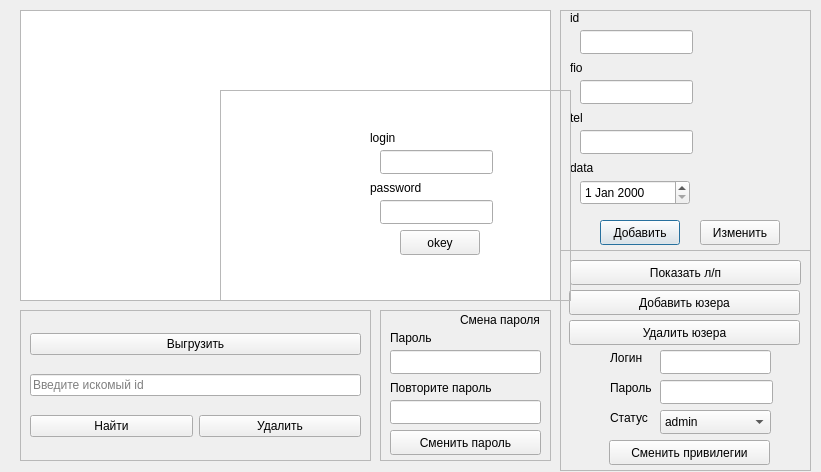
Above: menu.ui from prostocema/qt before the change. Below: the same form after it.
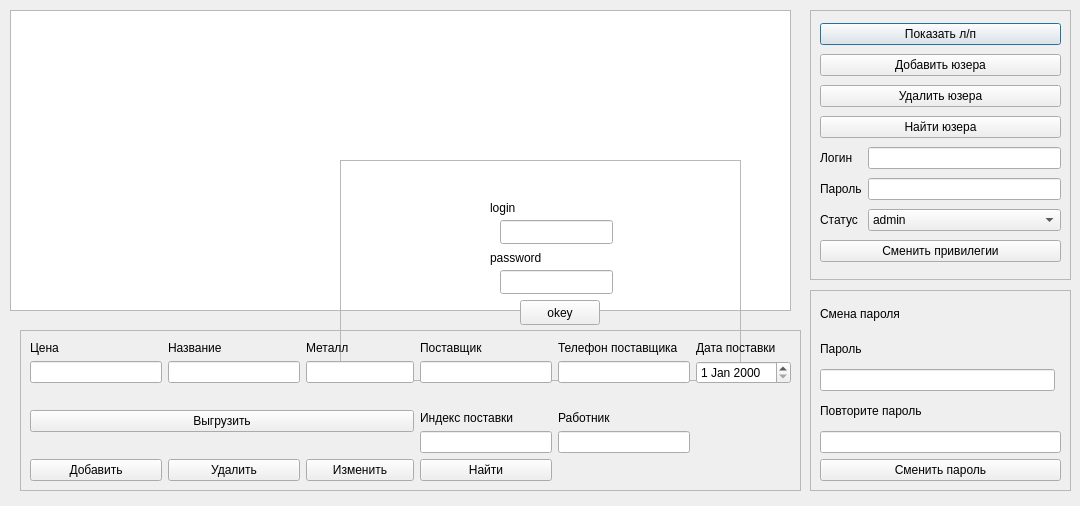
That is the form after the change.

The edit to the form file:
```diff
--- a/menu.ui
+++ b/menu.ui
@@ -6,8 +6,8 @@
    <rect>
     <x>0</x>
     <y>0</y>
-    <width>821</width>
-    <height>472</height>
+    <width>1080</width>
+    <height>506</height>
    </rect>
   </property>
   <property name="windowTitle">
@@ -16,20 +16,20 @@
   <widget class="QTableView" name="tableView">
    <property name="geometry">
     <rect>
-     <x>20</x>
+     <x>10</x>
      <y>10</y>
-     <width>531</width>
-     <height>291</height>
+     <width>781</width>
+     <height>301</height>
     </rect>
    </property>
   </widget>
   <widget class="QFrame" name="frame">
    <property name="geometry">
     <rect>
-     <x>560</x>
+     <x>810</x>
      <y>10</y>
-     <width>251</width>
-     <height>241</height>
+     <width>261</width>
+     <height>270</height>
     </rect>
    </property>
    <property name="frameShape">
@@ -38,336 +38,97 @@
    <property name="frameShadow">
     <enum>QFrame::Raised</enum>
    </property>
-   <widget class="QLabel" name="label">
-    <property name="geometry">
-     <rect>
-      <x>10</x>
-      <y>50</y>
-      <width>55</width>
-      <height>16</height>
-     </rect>
-    </property>
-    <property name="text">
-     <string>fio</string>
-    </property>
-   </widget>
-   <widget class="QLabel" name="label_2">
-    <property name="geometry">
-     <rect>
-      <x>10</x>
-      <y>100</y>
-      <width>55</width>
-      <height>16</height>
-     </rect>
-    </property>
-    <property name="text">
-     <string>tel</string>
-    </property>
-   </widget>
-   <widget class="QLabel" name="label_3">
-    <property name="geometry">
-     <rect>
-      <x>10</x>
-      <y>150</y>
-      <width>55</width>
-      <height>16</height>
-     </rect>
-    </property>
-    <property name="text">
-     <string>data</string>
-    </property>
-   </widget>
-   <widget class="QLineEdit" name="line_fio">
-    <property name="geometry">
-     <rect>
-      <x>20</x>
-      <y>70</y>
-      <width>113</width>
-      <height>24</height>
-     </rect>
-    </property>
-   </widget>
-   <widget class="QLineEdit" name="line_tel">
-    <property name="geometry">
-     <rect>
-      <x>20</x>
-      <y>120</y>
-      <width>113</width>
-      <height>24</height>
-     </rect>
-    </property>
-   </widget>
-   <widget class="QPushButton" name="add">
-    <property name="geometry">
-     <rect>
-      <x>40</x>
-      <y>210</y>
-      <width>80</width>
-      <height>25</height>
-     </rect>
-    </property>
-    <property name="text">
-     <string>Добавить</string>
-    </property>
-   </widget>
-   <widget class="QPushButton" name="pushButton_3">
-    <property name="geometry">
-     <rect>
-      <x>140</x>
-      <y>210</y>
-      <width>80</width>
-      <height>25</height>
-     </rect>
-    </property>
-    <property name="text">
-     <string>Изменить</string>
-    </property>
-   </widget>
-   <widget class="QLabel" name="label_4">
-    <property name="geometry">
-     <rect>
-      <x>10</x>
-      <y>0</y>
-      <width>55</width>
-      <height>16</height>
-     </rect>
-    </property>
-    <property name="text">
-     <string>id</string>
-    </property>
-   </widget>
-   <widget class="QLineEdit" name="line_id">
-    <property name="geometry">
-     <rect>
-      <x>20</x>
-      <y>20</y>
-      <width>113</width>
-      <height>24</height>
-     </rect>
-    </property>
-   </widget>
-   <widget class="QDateEdit" name="dateEdit">
-    <property name="geometry">
-     <rect>
-      <x>20</x>
-      <y>170</y>
-      <width>110</width>
-      <height>25</height>
-     </rect>
-    </property>
-   </widget>
-  </widget>
-  <widget class="QFrame" name="frame_2">
-   <property name="geometry">
-    <rect>
-     <x>20</x>
-     <y>310</y>
-     <width>351</width>
-     <height>151</height>
-    </rect>
-   </property>
-   <property name="frameShape">
-    <enum>QFrame::StyledPanel</enum>
-   </property>
-   <property name="frameShadow">
-    <enum>QFrame::Raised</enum>
-   </property>
-   <layout class="QGridLayout" name="gridLayout">
+   <layout class="QGridLayout" name="gridLayout_3">
     <item row="0" column="0" colspan="2">
-     <widget class="QPushButton" name="pushButton">
+     <widget class="QPushButton" name="pokazlp">
       <property name="text">
-       <string>Выгрузить</string>
+       <string>Показать л/п</string>
       </property>
      </widget>
     </item>
     <item row="1" column="0" colspan="2">
-     <widget class="QLineEdit" name="line_find">
-      <property name="accessibleDescription">
-       <string/>
+     <widget class="QPushButton" name="addus">
+      <property name="text">
+       <string>Добавить юзера</string>
       </property>
+     </widget>
+    </item>
+    <item row="2" column="0" colspan="2">
+     <widget class="QPushButton" name="deletelp">
       <property name="text">
-       <string/>
+       <string>Удалить юзера</string>
       </property>
-      <property name="placeholderText">
-       <string>Введите искомый id</string>
+     </widget>
+    </item>
+    <item row="3" column="0" colspan="2">
+     <widget class="QPushButton" name="findlp">
+      <property name="text">
+       <string>Найти юзера</string>
       </property>
      </widget>
     </item>
-    <item row="2" column="0">
-     <widget class="QPushButton" name="find">
+    <item row="4" column="0">
+     <widget class="QLabel" name="label_5">
       <property name="text">
-       <string>Найти</string>
+       <string>Логин</string>
       </property>
      </widget>
     </item>
-    <item row="2" column="1">
-     <widget class="QPushButton" name="delete_2">
+    <item row="4" column="1">
+     <widget class="QLineEdit" name="logEdit"/>
+    </item>
+    <item row="5" column="0">
+     <widget class="QLabel" name="label_6">
       <property name="text">
-       <string>Удалить</string>
+       <string>Пароль</string>
+      </property>
+     </widget>
+    </item>
+    <item row="5" column="1">
+     <widget class="QLineEdit" name="passEdit"/>
+    </item>
+    <item row="6" column="0">
+     <widget class="QLabel" name="label_7">
+      <property name="text">
+       <string>Статус</string>
+      </property>
+     </widget>
+    </item>
+    <item row="6" column="1">
+     <widget class="QComboBox" name="list">
+      <item>
+       <property name="text">
+        <string>admin</string>
+       </property>
+      </item>
+      <item>
+       <property name="text">
+        <string>manag</string>
+       </property>
+      </item>
+      <item>
+       <property name="text">
+        <string>user</string>
+       </property>
+      </item>
+     </widget>
+    </item>
+    <item row="7" column="0" colspan="2">
+     <widget class="QPushButton" name="changqau">
+      <property name="text">
+       <string>Сменить привилегии</string>
       </property>
      </widget>
     </item>
    </layout>
   </widget>
-  <widget class="QFrame" name="frame_3">
-   <property name="geometry">
-    <rect>
-     <x>560</x>
-     <y>250</y>
-     <width>251</width>
-     <height>221</height>
-    </rect>
-   </property>
-   <property name="frameShape">
-    <enum>QFrame::StyledPanel</enum>
-   </property>
-   <property name="frameShadow">
-    <enum>QFrame::Raised</enum>
-   </property>
-   <widget class="QPushButton" name="pokazlp">
-    <property name="geometry">
-     <rect>
-      <x>10</x>
-      <y>10</y>
-      <width>231</width>
-      <height>25</height>
-     </rect>
-    </property>
-    <property name="text">
-     <string>Показать л/п</string>
-    </property>
-   </widget>
-   <widget class="QPushButton" name="addus">
-    <property name="geometry">
-     <rect>
-      <x>9</x>
-      <y>40</y>
-      <width>231</width>
-      <height>25</height>
-     </rect>
-    </property>
-    <property name="text">
-     <string>Добавить юзера</string>
-    </property>
-   </widget>
-   <widget class="QLineEdit" name="logEdit">
-    <property name="geometry">
-     <rect>
-      <x>100</x>
-      <y>100</y>
-      <width>111</width>
-      <height>24</height>
-     </rect>
-    </property>
-   </widget>
-   <widget class="QLineEdit" name="passEdit">
-    <property name="geometry">
-     <rect>
-      <x>100</x>
-      <y>130</y>
-      <width>113</width>
-      <height>24</height>
-     </rect>
-    </property>
-   </widget>
-   <widget class="QLabel" name="label_5">
-    <property name="geometry">
-     <rect>
-      <x>50</x>
-      <y>100</y>
-      <width>55</width>
-      <height>16</height>
-     </rect>
-    </property>
-    <property name="text">
-     <string>Логин</string>
-    </property>
-   </widget>
-   <widget class="QLabel" name="label_6">
-    <property name="geometry">
-     <rect>
-      <x>50</x>
-      <y>130</y>
-      <width>55</width>
-      <height>16</height>
-     </rect>
-    </property>
-    <property name="text">
-     <string>Пароль</string>
-    </property>
-   </widget>
-   <widget class="QLabel" name="label_7">
-    <property name="geometry">
-     <rect>
-      <x>50</x>
-      <y>160</y>
-      <width>55</width>
-      <height>16</height>
-     </rect>
-    </property>
-    <property name="text">
-     <string>Статус</string>
-    </property>
-   </widget>
-   <widget class="QPushButton" name="deletelp">
-    <property name="geometry">
-     <rect>
-      <x>9</x>
-      <y>70</y>
-      <width>231</width>
-      <height>25</height>
-     </rect>
-    </property>
-    <property name="text">
-     <string>Удалить юзера</string>
-    </property>
-   </widget>
-   <widget class="QPushButton" name="changqau">
-    <property name="geometry">
-     <rect>
-      <x>49</x>
-      <y>190</y>
-      <width>161</width>
-      <height>25</height>
-     </rect>
-    </property>
-    <property name="text">
-     <string>Сменить привилегии</string>
-    </property>
-   </widget>
-   <widget class="QComboBox" name="list">
-    <property name="geometry">
-     <rect>
-      <x>100</x>
-      <y>160</y>
-      <width>111</width>
-      <height>24</height>
-     </rect>
-    </property>
-    <item>
-     <property name="text">
-      <string>admin</string>
-     </property>
-    </item>
-    <item>
-     <property name="text">
-      <string>manag</string>
-     </property>
-    </item>
-    <item>
-     <property name="text">
-      <string>user</string>
-     </property>
-    </item>
-   </widget>
-  </widget>
   <widget class="QFrame" name="frame_4">
    <property name="geometry">
     <rect>
-     <x>380</x>
-     <y>310</y>
-     <width>171</width>
-     <height>151</height>
+     <x>810</x>
+     <y>290</y>
+     <width>261</width>
+     <height>201</height>
     </rect>
    </property>
    <property name="frameShape">
@@ -376,86 +137,53 @@
    <property name="frameShadow">
     <enum>QFrame::Raised</enum>
    </property>
-   <widget class="QPushButton" name="changepass">
-    <property name="geometry">
-     <rect>
-      <x>10</x>
-      <y>120</y>
-      <width>151</width>
-      <height>25</height>
-     </rect>
-    </property>
-    <property name="text">
-     <string>Сменить пароль</string>
-    </property>
-   </widget>
-   <widget class="QLineEdit" name="passforchan">
-    <property name="geometry">
-     <rect>
-      <x>10</x>
-      <y>40</y>
-      <width>151</width>
-      <height>24</height>
-     </rect>
-    </property>
-   </widget>
-   <widget class="QLineEdit" name="repeatpass">
-    <property name="geometry">
-     <rect>
-      <x>10</x>
-      <y>90</y>
-      <width>151</width>
-      <height>24</height>
-     </rect>
-    </property>
-   </widget>
-   <widget class="QLabel" name="label_10">
-    <property name="geometry">
-     <rect>
-      <x>10</x>
-      <y>20</y>
-      <width>55</width>
-      <height>16</height>
-     </rect>
-    </property>
-    <property name="text">
-     <string>Пароль</string>
-    </property>
-   </widget>
-   <widget class="QLabel" name="label_11">
-    <property name="geometry">
-     <rect>
-      <x>10</x>
-      <y>70</y>
-      <width>111</width>
-      <height>16</height>
-     </rect>
-    </property>
-    <property name="text">
-     <string>Повторите пароль</string>
-    </property>
-   </widget>
-   <widget class="QLabel" name="label_12">
-    <property name="geometry">
-     <rect>
-      <x>80</x>
-      <y>0</y>
-      <width>91</width>
-      <height>20</height>
-     </rect>
-    </property>
-    <property name="text">
-     <string>Смена пароля</string>
-    </property>
-   </widget>
+   <layout class="QGridLayout" name="gridLayout_2">
+    <item row="5" column="0">
+     <widget class="QLineEdit" name="passforchan"/>
+    </item>
+    <item row="6" column="0" colspan="2">
+     <widget class="QLabel" name="label_11">
+      <property name="text">
+       <string>Повторите пароль</string>
+      </property>
+     </widget>
+    </item>
+    <item row="0" column="0">
+     <widget class="QLabel" name="label_12">
+      <property name="layoutDirection">
+       <enum>Qt::LeftToRight</enum>
+      </property>
+      <property name="text">
+       <string>Смена пароля</string>
+      </property>
+     </widget>
+    </item>
+    <item row="7" column="0" colspan="2">
+     <widget class="QLineEdit" name="repeatpass"/>
+    </item>
+    <item row="3" column="0">
+     <widget class="QLabel" name="label_10">
+      <property name="text">
+       <string>Пароль</string>
+      </property>
+     </widget>
+    </item>
+    <item row="8" column="0" colspan="2">
+     <widget class="QPushButton" name="changepass">
+      <property name="text">
+       <string>Сменить пароль</string>
+      </property>
+     </widget>
+    </item>
+   </layout>
   </widget>
   <widget class="QFrame" name="frame_5">
    <property name="geometry">
     <rect>
-     <x>220</x>
-     <y>90</y>
-     <width>351</width>
-     <height>211</height>
+     <x>340</x>
+     <y>160</y>
+     <width>401</width>
+     <height>221</height>
     </rect>
    </property>
    <property name="styleSheet">
@@ -530,6 +258,139 @@
     </property>
    </widget>
   </widget>
+  <widget class="QFrame" name="frame">
+   <property name="geometry">
+    <rect>
+     <x>20</x>
+     <y>330</y>
+     <width>781</width>
+     <height>161</height>
+    </rect>
+   </property>
+   <property name="frameShape">
+    <enum>QFrame::StyledPanel</enum>
+   </property>
+   <property name="frameShadow">
+    <enum>QFrame::Raised</enum>
+   </property>
+   <layout class="QGridLayout" name="gridLayout">
+    <item row="3" column="5">
+     <widget class="QLineEdit" name="phprovider"/>
+    </item>
+    <item row="0" column="6">
+     <widget class="QLabel" name="label_18">
+      <property name="text">
+       <string>Дата поставки</string>
+      </property>
+     </widget>
+    </item>
+    <item row="0" column="5">
+     <widget class="QLabel" name="label_16">
+      <property name="text">
+       <string>Телефон поставщика</string>
+      </property>
+     </widget>
+    </item>
+    <item row="0" column="1">
+     <widget class="QLabel" name="label_2">
+      <property name="text">
+       <string>Название</string>
+      </property>
+     </widget>
+    </item>
+    <item row="7" column="1">
+     <widget class="QPushButton" name="deletebb">
+      <property name="text">
+       <string>Удалить</string>
+      </property>
+     </widget>
+    </item>
+    <item row="3" column="4">
+     <widget class="QLineEdit" name="provider"/>
+    </item>
+    <item row="0" column="2" colspan="2">
+     <widget class="QLabel" name="label_3">
+      <property name="text">
+       <string>Металл</string>
+      </property>
+     </widget>
+    </item>
+    <item row="4" column="0" rowspan="3" colspan="4">
+     <widget class="QPushButton" name="showbb">
+      <property name="text">
+       <string>Выгрузить</string>
+      </property>
+     </widget>
+    </item>
+    <item row="3" column="6">
+     <widget class="QDateEdit" name="dateEdit"/>
+    </item>
+    <item row="3" column="2" colspan="2">
+     <widget class="QLineEdit" name="metal"/>
+    </item>
+    <item row="3" column="1">
+     <widget class="QLineEdit" name="name"/>
+    </item>
+    <item row="0" column="4">
+     <widget class="QLabel" name="label_4">
+      <property name="text">
+       <string>Поставщик</string>
+      </property>
+     </widget>
+    </item>
+    <item row="6" column="5">
+     <widget class="QLineEdit" name="worker"/>
+    </item>
+    <item row="0" column="0">
+     <widget class="QLabel" name="label">
+      <property name="text">
+       <string>Цена</string>
+      </property>
+     </widget>
+    </item>
+    <item row="3" column="0">
+     <widget class="QLineEdit" name="price"/>
+    </item>
+    <item row="7" column="0">
+     <widget class="QPushButton" name="addbb">
+      <property name="text">
+       <string>Добавить</string>
+      </property>
+     </widget>
+    </item>
+    <item row="5" column="5">
+     <widget class="QLabel" name="label_17">
+      <property name="text">
+       <string>Работник</string>
+      </property>
+     </widget>
+    </item>
+    <item row="5" column="4">
+     <widget class="QLabel" name="label_19">
+      <property name="text">
+       <string>Индекс поставки</string>
+      </property>
+     </widget>
+    </item>
+    <item row="6" column="4">
+     <widget class="QLineEdit" name="index"/>
+    </item>
+    <item row="7" column="4">
+     <widget class="QPushButton" name="findbb">
+      <property name="text">
+       <string>Найти</string>
+      </property>
+     </widget>
+    </item>
+    <item row="7" column="2" colspan="2">
+     <widget class="QPushButton" name="change">
+      <property name="text">
+       <string>Изменить</string>
+      </property>
+     </widget>
+    </item>
+   </layout>
+  </widget>
  </widget>
  <resources/>
  <connections/>
```
Left out of the diff: 2 changed lines with no effect on the pictures.
